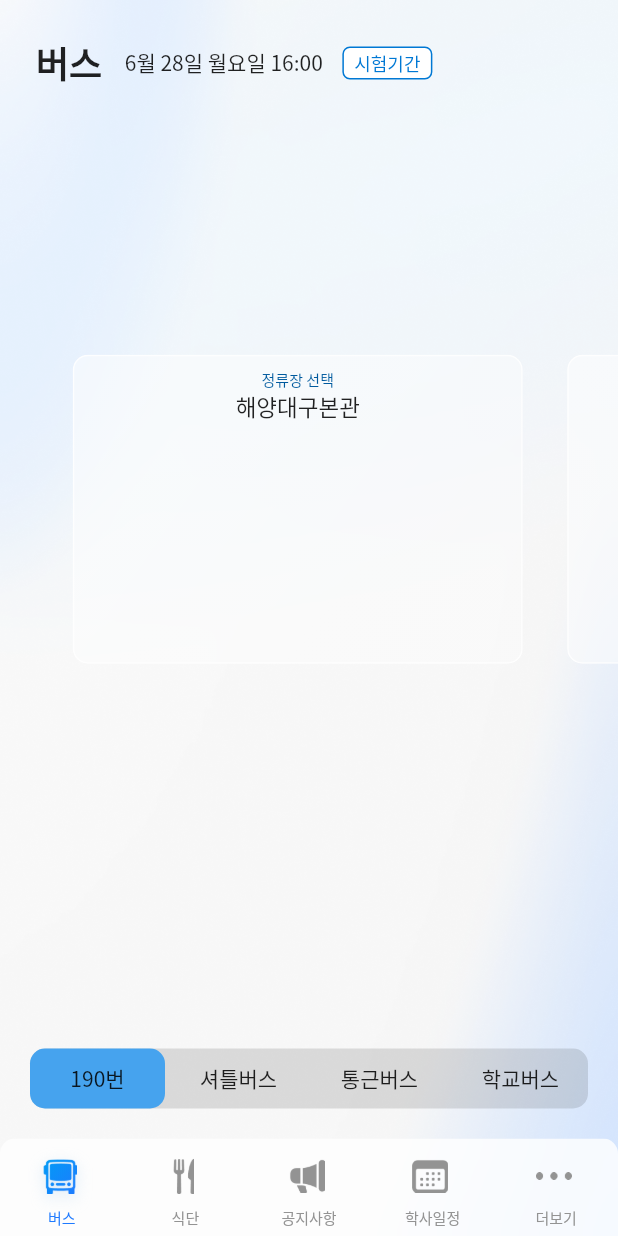
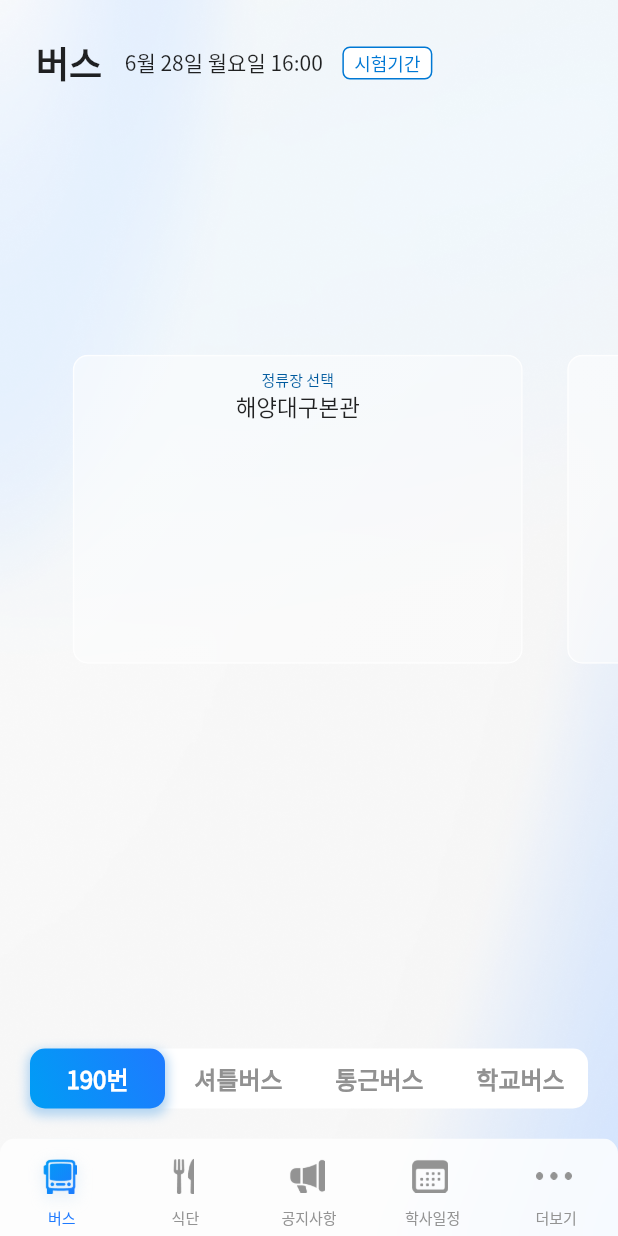
Before and after one commit to Project-Dolphin/Dolphin, a Flutter app: the screen it shows after launch, on a phone screen of 412 x 824 dp. Run offline on Flutter 3.47's test engine with Material 2 defaults, Android fonts, the light colour scheme and no system bars; drawn by our look-alikes of carousel_slider; our stand-ins replace get.

Commit message:
캐러셀 디자인 및 폴더구조 수정

```diff
--- a/lib/widgets/carousel.dart
+++ b/lib/common/carousel/carousel.dart
@@ -52,7 +52,7 @@ class _CarouselState extends State<Carousel> {
             height: 40,
             margin: EdgeInsets.all(20),
             decoration: BoxDecoration(
-                borderRadius: BorderRadius.circular(10), color: Colors.black12),
+                borderRadius: BorderRadius.circular(10), color: Colors.white),
             child: Row(
               mainAxisAlignment: MainAxisAlignment.spaceBetween,
               mainAxisSize: MainAxisSize.max,
@@ -63,14 +63,43 @@ class _CarouselState extends State<Carousel> {
                     child: Container(
                       width: 90,
                       decoration: BoxDecoration(
-                          color:
-                              (Theme.of(context).brightness == Brightness.dark
-                                      ? Colors.white
-                                      : Colors.blue)
-                                  .withOpacity(_current == entry.key ? 0.8 : 0),
+                          // color:
+                          //     (Theme.of(context).brightness == Brightness.dark
+                          //             ? Colors.white
+                          //             : Colors.blue)
+                          //         .withOpacity(_current == entry.key ? 0.8 : 0),
+                          gradient: _current == entry.key
+                              ? LinearGradient(
+                                  colors: <Color>[
+                                    Color(0xFF009DF5),
+                                    Color(0xFF1E7AFF),
+                                  ],
+                                  begin: Alignment.bottomLeft,
+                                  end: Alignment.topRight,
+                                  stops: [0.0, 1.0],
+                                  tileMode: TileMode.clamp)
+                              : null,
+                          boxShadow: _current == entry.key
+                              ? [
+                                  BoxShadow(
+                                      color: Color(0xFFB4D5F1),
+                                      offset: Offset(0, 3),
+                                      blurRadius: 5,
+                                      spreadRadius: 2)
+                                ]
+                              : null,
                           borderRadius: BorderRadius.circular(
                               _current == entry.key ? 10 : 0)),
-                      child: Center(child: Text(widget.titleList[entry.key])),
+                      child: Center(
+                          child: Text(
+                        widget.titleList[entry.key],
+                        style: TextStyle(
+                            color: _current == entry.key
+                                ? Colors.white
+                                : Color(0xFF919191),
+                            fontSize: 16,
+                            fontWeight: FontWeight.w600),
+                      )),
                     ),
                   );
                 },
--- a/lib/pages/bus/bus_page.dart
+++ b/lib/pages/bus/bus_page.dart
@@ -3,7 +3,7 @@ import 'package:get/get.dart';
 
 import 'package:getx_app/common/container/glassMorphism.dart';
 
-import 'package:getx_app/widgets/carousel.dart';
+import 'package:getx_app/common/carousel/carousel.dart';
 
 import 'bus_controller.dart';
 
```
